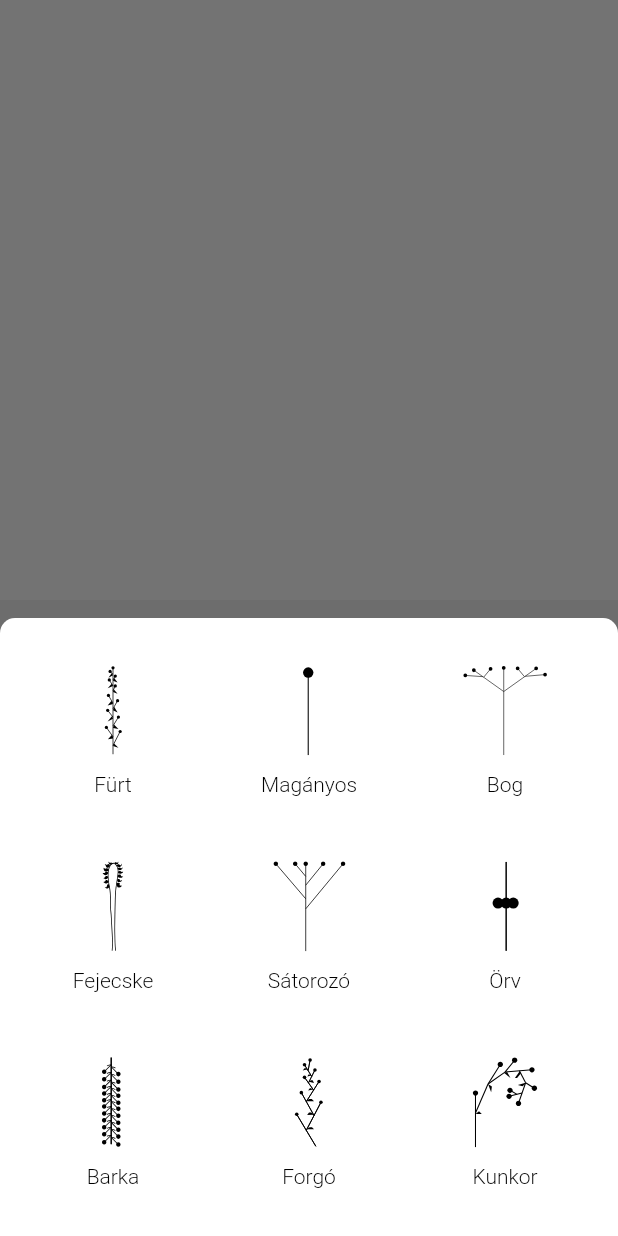
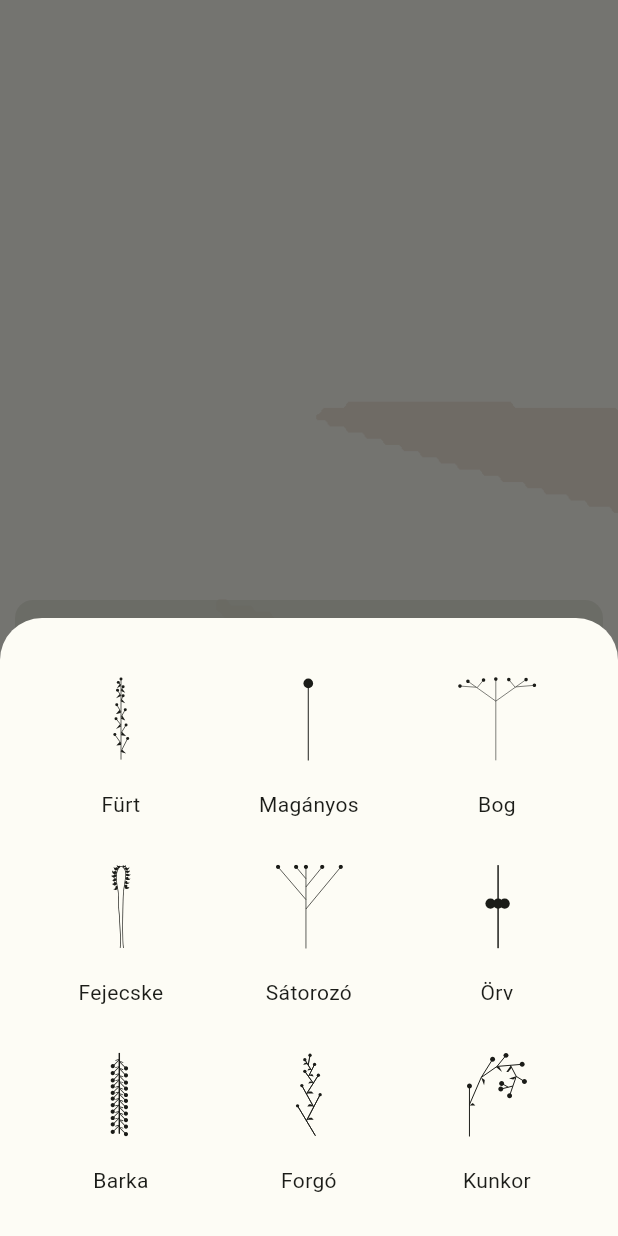
Before and after one commit to cszsm/fyto, a Flutter app: the screen it shows after launch, after a tap on "Virágzat", on a phone screen of 412 x 824 dp. Run offline on Flutter 3.47's test engine with Material 2 defaults, Android fonts, the phone set to English and light mode, and no system bars; our stand-ins replace firebase_core, firebase_storage, flutter_svg; missing offline and left inert: firebase_core_web, firebase_storage_web, flutter_archive; accounts and stored records are empty; network calls fail.

Commit message:
Update to Material Design 3

```diff
--- /dev/null
+++ b/lib/color_schemes.dart
@@ -0,0 +1,65 @@
+import 'package:flutter/material.dart';
+
+const lightColorScheme = ColorScheme(
+  brightness: Brightness.light,
+  primary: Color(0xFF456812),
+  onPrimary: Color(0xFFFFFFFF),
+  primaryContainer: Color(0xFFC5F08B),
+  onPrimaryContainer: Color(0xFF102000),
+  secondary: Color(0xFF586249),
+  onSecondary: Color(0xFFFFFFFF),
+  secondaryContainer: Color(0xFFDCE7C7),
+  onSecondaryContainer: Color(0xFF161E0B),
+  tertiary: Color(0xFF934B00),
+  onTertiary: Color(0xFFFFFFFF),
+  tertiaryContainer: Color(0xFFFFDCC5),
+  onTertiaryContainer: Color(0xFF301400),
+  error: Color(0xFFBA1A1A),
+  errorContainer: Color(0xFFFFDAD6),
+  onError: Color(0xFFFFFFFF),
+  onErrorContainer: Color(0xFF410002),
+  background: Color(0xFFFDFCF5),
+  onBackground: Color(0xFF1B1C18),
+  surface: Color(0xFFFDFCF5),
+  onSurface: Color(0xFF1B1C18),
+  surfaceVariant: Color(0xFFE1E4D5),
+  onSurfaceVariant: Color(0xFF44483D),
+  outline: Color(0xFF75796C),
+  onInverseSurface: Color(0xFFF2F1E9),
+  inverseSurface: Color(0xFF30312C),
+  inversePrimary: Color(0xFFAAD472),
+  shadow: Color(0xFF000000),
+  surfaceTint: Color(0xFF456812),
+);
+
+const darkColorScheme = ColorScheme(
+  brightness: Brightness.dark,
+  primary: Color(0xFFAAD472),
+  onPrimary: Color(0xFF203700),
+  primaryContainer: Color(0xFF304F00),
+  onPrimaryContainer: Color(0xFFC5F08B),
+  secondary: Color(0xFFC0CBAC),
+  onSecondary: Color(0xFF2A331E),
+  secondaryContainer: Color(0xFF404A33),
+  onSecondaryContainer: Color(0xFFDCE7C7),
+  tertiary: Color(0xFFFFB782),
+  onTertiary: Color(0xFF4F2500),
+  tertiaryContainer: Color(0xFF703800),
+  onTertiaryContainer: Color(0xFFFFDCC5),
+  error: Color(0xFFFFB4AB),
+  errorContainer: Color(0xFF93000A),
+  onError: Color(0xFF690005),
+  onErrorContainer: Color(0xFFFFDAD6),
+  background: Color(0xFF1B1C18),
+  onBackground: Color(0xFFE3E3DB),
+  surface: Color(0xFF1B1C18),
+  onSurface: Color(0xFFE3E3DB),
+  surfaceVariant: Color(0xFF44483D),
+  onSurfaceVariant: Color(0xFFC5C8B9),
+  outline: Color(0xFF8F9285),
+  onInverseSurface: Color(0xFF1B1C18),
+  inverseSurface: Color(0xFFE3E3DB),
+  inversePrimary: Color(0xFF456812),
+  shadow: Color(0xFF000000),
+  surfaceTint: Color(0xFFAAD472),
+);
--- a/lib/main.dart
+++ b/lib/main.dart
@@ -1,6 +1,7 @@
 import 'package:firebase_core/firebase_core.dart';
 import 'package:flutter/material.dart';
 import 'package:flutter/services.dart';
+import 'package:fyto/color_schemes.dart';
 import 'package:fyto/services/image_loader.dart';
 import 'package:fyto/widgets/home_screen/home_screen.dart';
 import 'package:path_provider/path_provider.dart';
@@ -19,9 +20,8 @@ class MyApp extends StatelessWidget {
   Widget build(BuildContext context) {
     return MaterialApp(
       title: 'Fyto',
-      theme: ThemeData(
-        primarySwatch: Colors.green,
-      ),
+      theme: ThemeData(useMaterial3: true, colorScheme: lightColorScheme),
+      darkTheme: ThemeData(useMaterial3: true, colorScheme: darkColorScheme),
       home: const MyHomePage(title: 'fyto'),
     );
   }
--- a/lib/widgets/attribute_category_selector/attribute_category_selector.dart
+++ b/lib/widgets/attribute_category_selector/attribute_category_selector.dart
@@ -3,19 +3,24 @@ import 'package:fyto/data/plant_attribute_types.dart';
 import 'package:fyto/widgets/attribute_category_selector/attribute_category_tile.dart';
 
 // TODO: check if this should really be stateful
-class AttributeSelector extends StatefulWidget {
+class AttributeCategorySelector extends StatefulWidget {
   final Function onSelectionChanged;
 
-  const AttributeSelector(this.onSelectionChanged);
+  const AttributeCategorySelector(this.onSelectionChanged, {super.key});
 
   @override
   State<StatefulWidget> createState() {
-    return _AttributeSelectorState();
+    return _AttributeCategorySelectorState();
   }
 }
 
-class _AttributeSelectorState extends State<AttributeSelector> {
+class _AttributeCategorySelectorState extends State<AttributeCategorySelector> {
   final Map<String, String> selection = {};
+  final List<String> defaultCategoryIds =
+      attributeTypes.map((category) => category['id'] as String).toList();
+  // TODO: resolve this duplication
+  List<String> unselectedCategoryIds =
+      attributeTypes.map((category) => category['id'] as String).toList();
 
   void select(categoryId, newSelectedValueId) {
     setState(() {
@@ -25,24 +30,39 @@ class _AttributeSelectorState extends State<AttributeSelector> {
 
       if (selection[categoryId] == newSelectedValueId) {
         selection.remove(categoryId);
+        unselectedCategoryIds = List.from(defaultCategoryIds);
+        unselectedCategoryIds
+            .removeWhere((element) => selection.keys.contains(element));
       } else {
-        selection[categoryId] = newSelectedValueId!;
+        selection[categoryId] = newSelectedValueId;
+        unselectedCategoryIds.remove(categoryId);
       }
     });
 
     widget.onSelectionChanged(selection);
   }
 
+  void resetSelection() {
+    setState(() {
+      selection.clear();
+      unselectedCategoryIds = List.from(defaultCategoryIds);
+      widget.onSelectionChanged(selection);
+    });
+  }
+
   @override
   Widget build(BuildContext context) {
+    int itemCount = selection.length + unselectedCategoryIds.length;
+    itemCount = selection.isNotEmpty ? itemCount + 1 : itemCount;
+
     return ListView.separated(
       separatorBuilder: (BuildContext context, int index) {
-        return const SizedBox(height: 10);
+        return const SizedBox(height: 4);
       },
-      itemCount: attributeTypes.length + 1,
+      itemCount: itemCount,
       itemBuilder: (BuildContext context, int index) {
-        if (index < attributeTypes.length) {
-          final categoryId = attributeTypes.elementAt(index)['id'] as String;
+        if (index < selection.length) {
+          final categoryId = selection.keys.elementAt(index);
           final selectedValueId = selection[categoryId];
 
           return Padding(
@@ -55,25 +75,42 @@ class _AttributeSelectorState extends State<AttributeSelector> {
               select,
             ),
           );
-        } else {
+        } else if (selection.isNotEmpty && index == selection.length) {
           return SizedBox(
-            height: 70,
+            height: 50,
             child: Padding(
-              padding: const EdgeInsets.only(bottom: 10),
+              padding: const EdgeInsets.only(bottom: 0),
               child: Align(
                 alignment: Alignment.centerRight,
                 child: Padding(
-                  padding: const EdgeInsets.only(right: 12),
+                  padding: const EdgeInsets.only(right: 22),
                   child: selection.isNotEmpty
                       ? IconButton(
-                          icon: const Icon(Icons.playlist_remove),
-                          onPressed: () {
-                            selection.clear();
-                            widget.onSelectionChanged(selection);
-                          })
+                          icon: const Icon(
+                            Icons.playlist_remove,
+                            size: 28,
+                          ),
+                          onPressed: resetSelection)
                       : Container(),
                 ),
               ),
+            ),
+          );
+        } else {
+          final unselectedIndex = selection.isNotEmpty
+              ? index - selection.length - 1
+              : index - selection.length;
+          final categoryId = unselectedCategoryIds.elementAt(unselectedIndex);
+
+          return Padding(
+            padding: EdgeInsets.only(
+              top: index == 0 ? 400 : 0,
+              bottom: index == itemCount - 1 ? 90 : 0,
+            ),
+            child: AttributeCategoryTile(
+              categoryId,
+              null,
+              select,
             ),
           );
         }
--- a/lib/widgets/attribute_category_selector/attribute_category_tile.dart
+++ b/lib/widgets/attribute_category_selector/attribute_category_tile.dart
@@ -1,27 +1,21 @@
 import 'package:flutter/material.dart';
 import 'package:flutter_svg/svg.dart';
-import 'package:fyto/data/plant_attribute_types.dart';
-import 'package:fyto/data/plant_attribute_values.dart';
 import 'package:fyto/utils/utils.dart';
 import 'package:fyto/widgets/attribute_value_selector/attribute_value_selector.dart';
 
 class AttributeCategoryTile extends StatelessWidget {
-  String categoryId;
-  String? selectedValueId;
-  Function onSelect;
+  final String categoryId;
+  final String? selectedValueId;
+  final Function onSelect;
 
-  String categoryName;
-  String? selectedValueName;
+  final String categoryName;
+  final String? selectedValueName;
 
-  AttributeCategoryTile(
-    this.categoryId,
-    this.selectedValueId,
-    this.onSelect,
-  )   : categoryName = attributeTypes.firstWhere(
-            (e) => (e['id'] as String) == categoryId)['name'] as String,
+  AttributeCategoryTile(this.categoryId, this.selectedValueId, this.onSelect,
+      {super.key})
+      : categoryName = resolveAttributeTypeName(categoryId),
         selectedValueName = selectedValueId != null
-            ? attributeValues.firstWhere(
-                (e) => (e['id'] as String) == selectedValueId)['name'] as String
+            ? resolveAttributeValueName(selectedValueId)
             : null;
 
   void openValueSelector(BuildContext context) async {
@@ -34,42 +28,58 @@ class AttributeCategoryTile extends StatelessWidget {
     onSelect(categoryId, result);
   }
 
-  Widget selectedCategory() {
+  Widget selectedCategory(ColorScheme colorScheme) {
     return Column(
       mainAxisAlignment: MainAxisAlignment.spaceEvenly,
       crossAxisAlignment: CrossAxisAlignment.start,
       children: [
-        Text(capitalizeFirstLetter(categoryName),
-            style: const TextStyle(
-              color: Colors.black,
-              fontWeight: FontWeight.w300,
-            )),
-        Text(capitalizeFirstLetter(selectedValueName!),
+        Text(
+          capitalizeFirstLetter(categoryName),
           style: TextStyle(
-              color: Colors.green[600],
-              fontSize: 18,
-              fontWeight: FontWeight.w300,
-            ))
+            color: colorScheme.onSecondaryContainer,
+            fontSize: 14,
+          ),
+        ),
+        Text(
+          capitalizeFirstLetter(selectedValueName!),
+          style: TextStyle(
+            color: colorScheme.secondary,
+            fontSize: 20,
+          ),
+        )
       ],
     );
   }
 
-  Widget unselectedCategory() {
-    return Text(capitalizeFirstLetter(categoryName),
-        style: const TextStyle(
-          fontWeight: FontWeight.w300,
-        ));
+  Widget unselectedCategory(ColorScheme colorScheme) {
+    return Text(
+      capitalizeFirstLetter(categoryName),
+      style: TextStyle(
+        color: colorScheme.onSurface,
+        fontSize: 14,
+      ),
+    );
   }
 
   @override
   Widget build(BuildContext context) {
-    return GestureDetector(
+    final ColorScheme colorScheme = Theme.of(context).colorScheme;
+
+    return Padding(
+      padding: const EdgeInsets.symmetric(horizontal: 10),
+      child: GestureDetector(
         onTap: () => openValueSelector(context),
+        child: ClipRRect(
+          borderRadius: const BorderRadius.all(Radius.circular(12)),
           child: Container(
             height: 70,
             decoration: BoxDecoration(
-          color: selectedValueId != null ? Colors.white : Colors.grey[200]!,
+              color: selectedValueId != null
+                  ? colorScheme.secondaryContainer
+                  : colorScheme.surfaceVariant.withOpacity(0.7),
             ),
+            child: Padding(
+              padding: const EdgeInsets.symmetric(vertical: 10),
               child: Row(
                 children: [
                   Padding(
@@ -78,36 +88,47 @@ class AttributeCategoryTile extends StatelessWidget {
                       selectedValueId != null
                           ? getPictogramPath(selectedValueId)
                           : '',
-                  width: 40,
-                  height: 40,
+                      width: 32,
+                      height: 32,
                       color: selectedValueId != null
-                      ? Colors.green[600]
-                      : Colors.black,
-                  placeholderBuilder: (context) => const SizedBox(
-                      width: 40,
-                      height: 40,
+                          ? colorScheme.primary
+                          : colorScheme.onSurfaceVariant,
+                      placeholderBuilder: (context) => SizedBox(
+                        width: 32,
+                        height: 32,
                         child: Center(
                           child: Text(
                             'haló',
-                        style: TextStyle(color: Colors.red),
-                      )))),
+                            style: TextStyle(color: colorScheme.error),
+                          ),
+                        ),
+                      ),
+                    ),
                   ),
                   Expanded(
                     child: selectedValueId != null
-                    ? selectedCategory()
-                    : unselectedCategory()),
+                        ? selectedCategory(colorScheme)
+                        : unselectedCategory(colorScheme),
+                  ),
                   selectedValueId != null
                       ? Padding(
                           padding: const EdgeInsets.only(right: 12),
                           child: IconButton(
-                      onPressed: () => onSelect(categoryId, selectedValueId),
-                      icon: const Icon(Icons.clear),
+                            onPressed: () =>
+                                onSelect(categoryId, selectedValueId),
+                            icon: const Icon(
+                              Icons.clear,
+                              size: 28,
+                            ),
                           ),
                         )
                       : Container()
                 ],
               ),
             ),
+          ),
+        ),
+      ),
     );
   }
 }
--- a/lib/widgets/attribute_value_selector/attribute_value_selector.dart
+++ b/lib/widgets/attribute_value_selector/attribute_value_selector.dart
@@ -7,7 +7,8 @@ class AttributeValueSelector extends StatelessWidget {
   final String? selectedAttributeValueId;
 
   const AttributeValueSelector(
-      this.attributeCategoryId, this.selectedAttributeValueId);
+      this.attributeCategoryId, this.selectedAttributeValueId,
+      {super.key});
 
   List<AttributeValueTile> createAttributeValueTiles(context) {
     final attributes = resolveAttributeValues(attributeCategoryId);
@@ -19,17 +20,19 @@ class AttributeValueSelector extends StatelessWidget {
 
   @override
   Widget build(BuildContext context) {
+    final ColorScheme colorScheme = Theme.of(context).colorScheme;
+
     return DraggableScrollableSheet(
       builder: (context, scrollController) {
         return ClipRRect(
-          borderRadius: const BorderRadius.vertical(top: Radius.circular(10)),
+          borderRadius: const BorderRadius.vertical(top: Radius.circular(28)),
           child: Container(
-            color: Colors.white,
+            color: colorScheme.surface,
             child: GridView.count(
               controller: scrollController,
               crossAxisCount: 3,
-              mainAxisSpacing: 20,
-              crossAxisSpacing: 20,
+              mainAxisSpacing: 4,
+              crossAxisSpacing: 4,
               childAspectRatio: 1,
               padding: const EdgeInsets.all(20),
               children: createAttributeValueTiles(context),
--- a/lib/widgets/attribute_value_selector/attribute_value_tile.dart
+++ b/lib/widgets/attribute_value_selector/attribute_value_tile.dart
@@ -6,10 +6,11 @@ class AttributeValueTile extends StatelessWidget {
   final String valueId;
   final bool selected;
 
-  const AttributeValueTile(this.valueId, this.selected);
+  const AttributeValueTile(this.valueId, this.selected, {super.key});
 
   @override
   Widget build(BuildContext context) {
+    final ColorScheme colorScheme = Theme.of(context).colorScheme;
     final String attributeName = resolveAttributeValueName(valueId);
 
     return GestureDetector(
@@ -19,20 +20,38 @@ class AttributeValueTile extends StatelessWidget {
       child: Column(
         mainAxisAlignment: MainAxisAlignment.spaceEvenly,
         children: [
-          SvgPicture.asset(getPictogramPath(valueId),
-              width: 60,
-              height: 60,
-              color: selected ? Colors.green[600] : Colors.black,
-              placeholderBuilder: (context) => const SizedBox(
-                  height: 60,
-                  child: Center(
-                    child: Text('haló', style: TextStyle(color: Colors.red)),
-                  ))),
+          ClipRRect(
+            borderRadius: BorderRadius.circular(12),
+            child: Container(
+              color: selected
+                  ? colorScheme.secondaryContainer
+                  : Colors.transparent,
+              width: 80,
+              height: 80,
+              child: Padding(
+                padding: const EdgeInsets.all(12),
+                child: SvgPicture.asset(
+                  getPictogramPath(valueId),
+                  color: selected
+                      ? colorScheme.onSecondaryContainer
+                      : colorScheme.onSurface,
+                  placeholderBuilder: (context) => SizedBox(
+                    height: 60,
+                    child: Center(
+                      child: Text(
+                        'haló',
+                        style: TextStyle(color: colorScheme.error),
+                      ),
+                    ),
+                  ),
+                ),
+              ),
+            ),
+          ),
           Text("${attributeName[0].toUpperCase()}${attributeName.substring(1)}",
               style: TextStyle(
-                color: selected ? Colors.green[600] : Colors.black,
+                color: colorScheme.onSurface,
                 fontSize: 14,
-                fontWeight: FontWeight.w300,
               ),
               textAlign: TextAlign.center),
         ],
--- a/lib/widgets/home_screen/home_screen.dart
+++ b/lib/widgets/home_screen/home_screen.dart
@@ -46,25 +46,35 @@ class _HomeScreenState extends State<HomeScreen> {
 
   @override
   Widget build(BuildContext context) {
+    final ColorScheme colorScheme = Theme.of(context).colorScheme;
     final availableHeigth = MediaQuery.of(context).size.height;
 
     return Scaffold(
-      body: SizedBox(
-        child: Padding(
-          padding: const EdgeInsets.symmetric(horizontal: 0),
-          child: AttributeSelector(_filterPlants),
-        ),
-        height: availableHeigth,
+      backgroundColor: colorScheme.background,
+      body: Stack(
+        children: [
+          Image.asset(
+            'assets/images/background.png',
+            height: availableHeigth,
+            fit: BoxFit.cover,
+            color: colorScheme.tertiary.withOpacity(0.1),
+          ),
+          Padding(
+            padding: const EdgeInsets.symmetric(horizontal: 0),
+            child: AttributeCategorySelector(_filterPlants),
+          ),
+        ],
       ),
       floatingActionButton: FloatingActionButton.extended(
         onPressed: fabEnabled
             ? (isPlantFound
                 ? () {
                     Navigator.push(
-                        context,
-                        MaterialPageRoute(
-                            builder: (context) =>
-                                PlantDetails(foundPlants[0])));
+                      context,
+                      MaterialPageRoute(
+                        builder: (context) => PlantDetails(foundPlants[0]),
+                      ),
+                    );
                   }
                 : () {
                     showDialog(
@@ -74,14 +84,10 @@ class _HomeScreenState extends State<HomeScreen> {
                         });
                   })
             : null,
-        label: Text(
-          text,
-          style: TextStyle(
-            color: fabEnabled ? Colors.white : Colors.grey,
-            fontWeight: FontWeight.w400,
-          ),
-        ),
-        backgroundColor: fabEnabled ? Colors.green : Colors.grey[100],
+        label: Text(text),
+        backgroundColor: fabEnabled
+            ? colorScheme.primaryContainer
+            : colorScheme.secondaryContainer,
       ),
       floatingActionButtonLocation: FloatingActionButtonLocation.centerFloat,
     );
```
Also changed, not shown: lib/widgets/plant_details/image_grid.dart (+16 -7 lines), lib/widgets/plant_details/plant_details.dart (+31 -28 lines), lib/widgets/plant_details/plant_details_attribute.dart (added, +71 -0 lines), lib/widgets/plant_details/plant_details_attributes.dart (deleted, +0 -44 lines), lib/widgets/plant_details/plant_details_description.dart (+15 -10 lines), lib/widgets/plant_details/plant_details_header.dart (+17 -46 lines), lib/widgets/result_selector/result_selector.dart (+8 -5 lines), lib/widgets/result_selector/result_tile.dart (+6 -6 lines), assets/images/background.png (added). Lines whose indentation alone changed are shown as unchanged.
